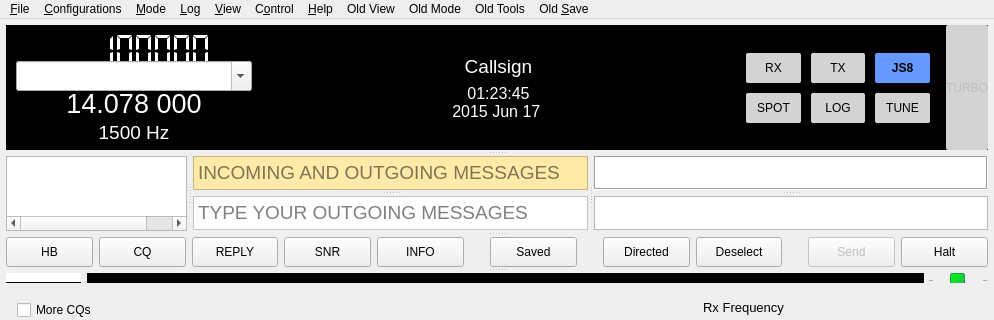
The window that mainwindow.ui (qcmiao1998/js8call) describes before a commit, drawn with Qt 5; both pictures show x 0 to 994 and y 0 to 320 of the 994 by 860 pixel window.
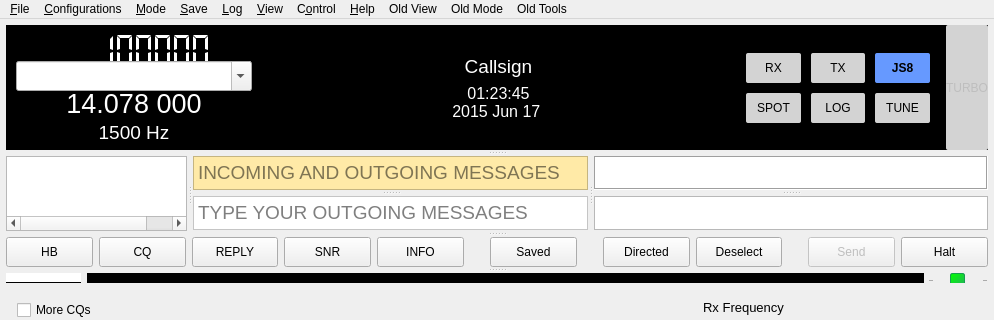
The same window after the commit. Icons and pictures are not drawn. Custom widgets are drawn as their Qt base class.

Commit message: Added audio saving with buffer offset and a compilation flag that can be used to enable it. It is enabled by default currently for testing of the function.

Patch:
```diff
--- a/mainwindow.ui
+++ b/mainwindow.ui
@@ -4567,7 +4567,7 @@
    </widget>
    <widget class="QMenu" name="menuSave">
     <property name="title">
-     <string>Old &amp;Save</string>
+     <string>&amp;Save</string>
     </property>
     <addaction name="actionNone"/>
     <addaction name="actionSave_decoded"/>
@@ -4722,6 +4722,7 @@
    <addaction name="menuFile"/>
    <addaction name="menuConfig"/>
    <addaction name="menuModeJS8"/>
+   <addaction name="menuSave"/>
    <addaction name="menu_Log"/>
    <addaction name="menuWindow"/>
    <addaction name="menuControl"/>
@@ -4729,7 +4730,6 @@
    <addaction name="menuView"/>
    <addaction name="menuMode"/>
    <addaction name="menuTools"/>
-   <addaction name="menuSave"/>
   </widget>
   <widget class="QStatusBar" name="statusBar"/>
   <action name="actionExit">
```
Left out of the diff: 2 changed lines with no effect on the pictures. The commit also changes 2 other files.
